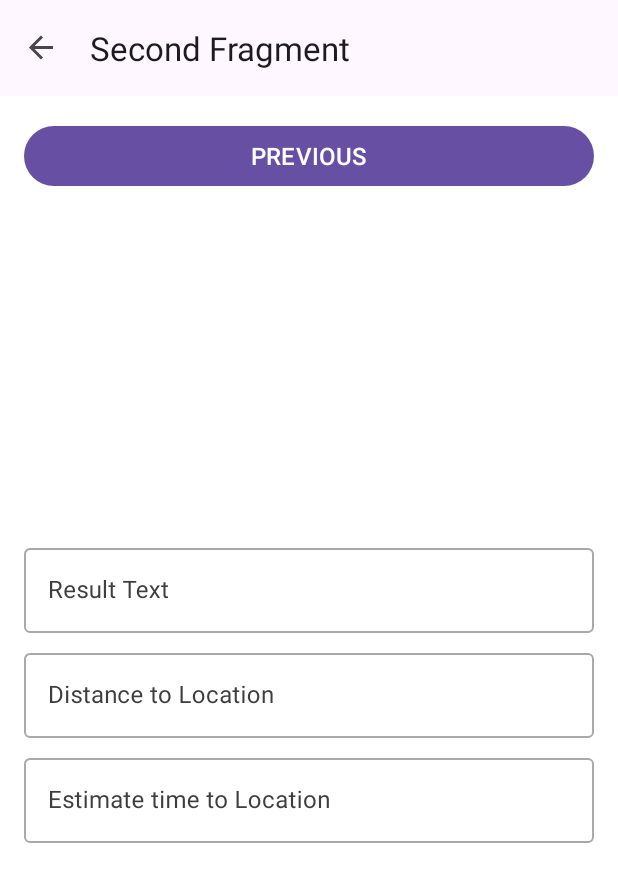
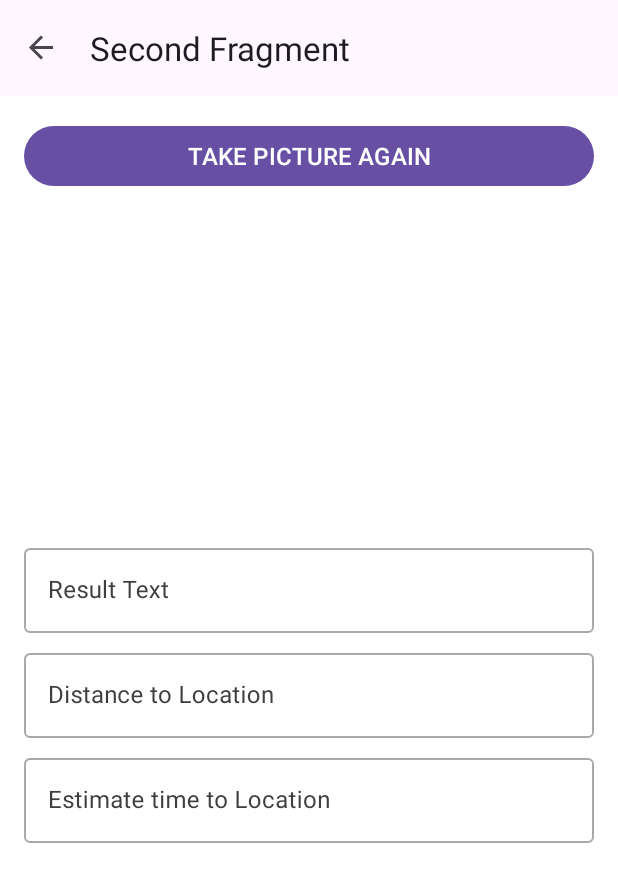
Before and after one commit to RezaKoerniawan/Ocr-Application, an Android app: the SecondFragment screen opened through its navigation route, on a phone screen of 412 x 824 dp. Shown: the top 882 px of the screen. Run offline under Robolectric (Android 15) with nearby library versions, the phone set to English and light mode, and no system bars; our stand-ins replace Firebase (no records; nobody signed in at launch, a user with empty details on screens opened directly), navigation-ui.

Commit message:
update : label button take picture again

```diff
--- a/app/src/main/res/layout/fragment_second.xml
+++ b/app/src/main/res/layout/fragment_second.xml
@@ -16,7 +16,7 @@
             android:id="@+id/button_second"
             android:layout_width="match_parent"
             android:layout_height="wrap_content"
-            android:text="@string/previous"
+            android:text="@string/take_picture_again"
             android:textAllCaps="true"
             android:textSize="16sp"
             app:layout_constraintEnd_toEndOf="parent"
--- a/app/src/main/res/values/strings.xml
+++ b/app/src/main/res/values/strings.xml
@@ -5,7 +5,7 @@
     <string name="first_fragment_label">First Fragment</string>
     <string name="second_fragment_label">Second Fragment</string>
     <string name="capture_image">Capture Image</string>
-    <string name="previous">Previous</string>
+    <string name="take_picture_again">Take Picture Again</string>
     <string name="result_hint">Result Text</string>
     <string name="distance_hint">Distance to Location</string>
     <string name="estimate_hint">Estimate time to Location</string>
```
